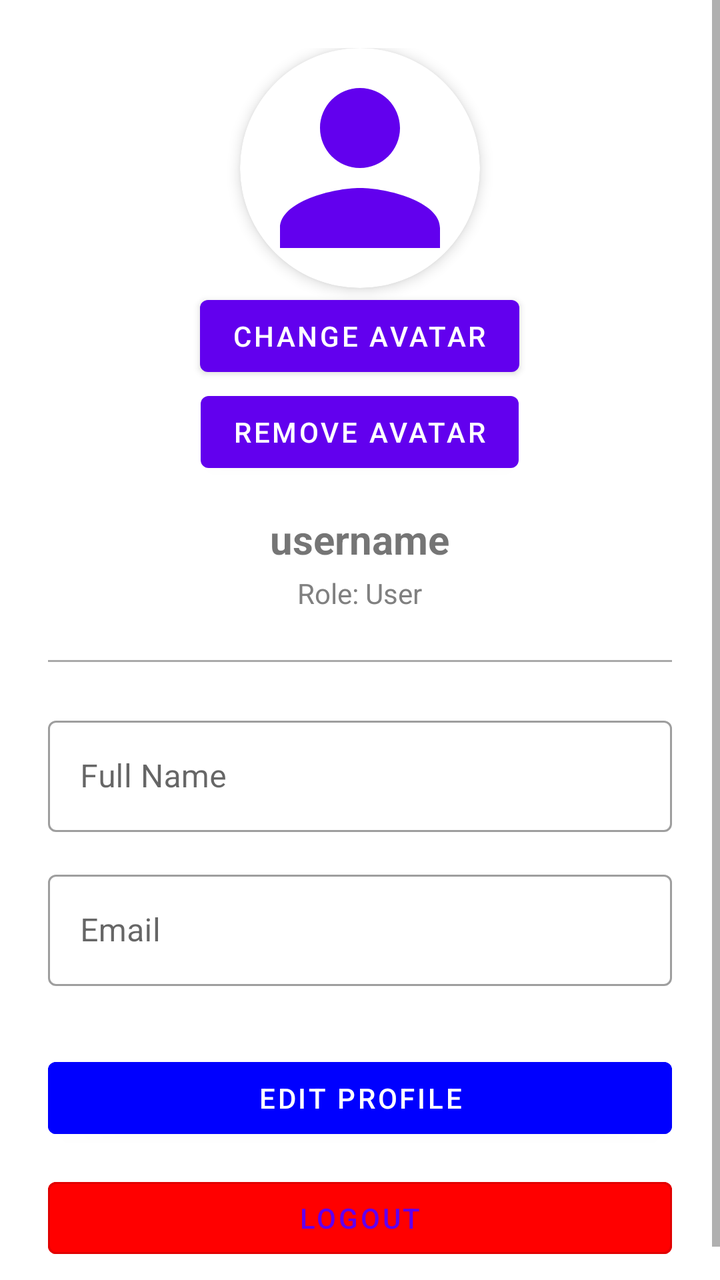
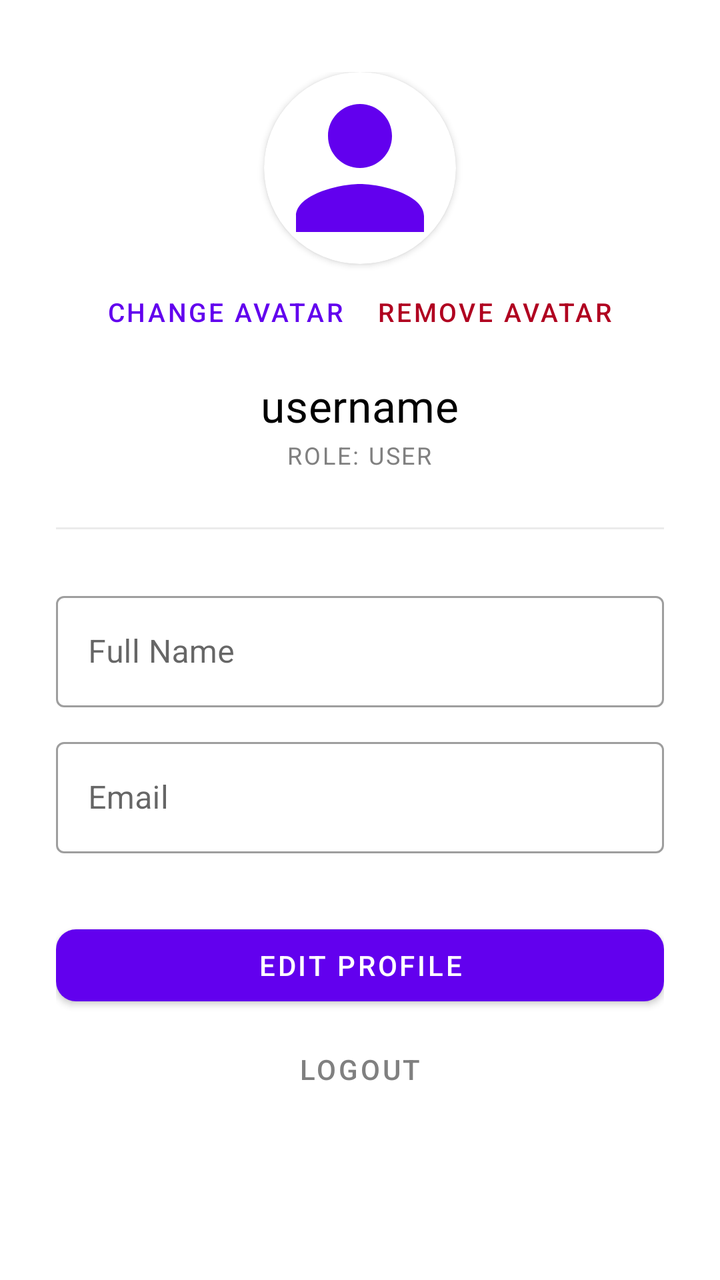

An Android layout rendered at two revisions. The XML below is the earlier revision; the diff shows what the commit changed to produce the second picture.
<!-- AndroidManifest.xml: application theme Theme.Muzea -->
<!-- res/layout/fragment_profile.xml -->
<?xml version="1.0" encoding="utf-8"?>
<ScrollView xmlns:android="http://schemas.android.com/apk/res/android"
    xmlns:app="http://schemas.android.com/apk/res-auto"
    android:layout_width="match_parent"
    android:layout_height="match_parent"
    android:fillViewport="true">

    <LinearLayout
        android:layout_width="match_parent"
        android:layout_height="wrap_content"
        android:orientation="vertical"
        android:padding="24dp">

        
        <com.google.android.material.card.MaterialCardView
            android:layout_width="120dp"
            android:layout_height="120dp"
            android:layout_gravity="center"
            app:cardCornerRadius="60dp"
            app:cardElevation="4dp">

            <ImageView
                android:id="@+id/ivAvatar"
                android:layout_width="match_parent"
                android:layout_height="match_parent"
                android:src="@drawable/ic_default_avatar"
                android:scaleType="centerCrop" />

        </com.google.android.material.card.MaterialCardView>

        <Button
            android:id="@+id/btnChangeAvatar"
            android:layout_width="wrap_content"
            android:layout_height="wrap_content"
            android:layout_gravity="center"
            android:text="@string/change_avatar" />

        <Button
            android:id="@+id/btnDeleteAvatar"
            android:layout_width="wrap_content"
            android:layout_height="wrap_content"
            android:layout_gravity="center"
            android:text="@string/delete_avatar" />

        <ProgressBar
            android:id="@+id/avatarProgress"
            android:layout_width="wrap_content"
            android:layout_height="wrap_content"
            android:layout_gravity="center"
            android:visibility="gone" />

        <TextView
            android:id="@+id/tvAvatarError"
            android:layout_width="match_parent"
            android:layout_height="wrap_content"
            android:gravity="center"
            android:textColor="@color/red"
            android:visibility="gone" />

        <Button
            android:id="@+id/btnRetryAvatar"
            android:layout_width="wrap_content"
            android:layout_height="wrap_content"
            android:layout_gravity="center"
            android:text="@string/retry_avatar"
            android:visibility="gone" />

        
        <TextView
            android:id="@+id/tvUsername"
            android:layout_width="wrap_content"
            android:layout_height="wrap_content"
            android:layout_gravity="center"
            android:layout_marginTop="16dp"
            android:text="username"
            android:textSize="20sp"
            android:textStyle="bold" />

        
        <TextView
            android:id="@+id/tvRole"
            android:layout_width="wrap_content"
            android:layout_height="wrap_content"
            android:layout_gravity="center"
            android:layout_marginTop="4dp"
            android:text="Role: User"
            android:textColor="@color/gray"
            android:textSize="14sp" />

        <View
            android:layout_width="match_parent"
            android:layout_height="1dp"
            android:layout_marginVertical="24dp"
            android:background="@android:color/darker_gray" />

        
        <com.google.android.material.textfield.TextInputLayout
            android:layout_width="match_parent"
            android:layout_height="wrap_content"
            android:hint="Full Name"
            style="@style/Widget.MaterialComponents.TextInputLayout.OutlinedBox">

            <com.google.android.material.textfield.TextInputEditText
                android:id="@+id/etFullName"
                android:layout_width="match_parent"
                android:layout_height="wrap_content"
                android:enabled="false"
                android:inputType="textPersonName" />

        </com.google.android.material.textfield.TextInputLayout>

        
        <com.google.android.material.textfield.TextInputLayout
            android:layout_width="match_parent"
            android:layout_height="wrap_content"
            android:layout_marginTop="16dp"
            android:hint="Email"
            style="@style/Widget.MaterialComponents.TextInputLayout.OutlinedBox">

            <com.google.android.material.textfield.TextInputEditText
                android:id="@+id/etEmail"
                android:layout_width="match_parent"
                android:layout_height="wrap_content"
                android:enabled="false"
                android:inputType="textEmailAddress" />

        </com.google.android.material.textfield.TextInputLayout>

        
        <LinearLayout
            android:layout_width="match_parent"
            android:layout_height="wrap_content"
            android:layout_marginTop="32dp"
            android:orientation="vertical">

            <Button
                android:id="@+id/btnEditProfile"
                android:layout_width="match_parent"
                android:layout_height="wrap_content"
                android:text="Edit Profile"
                android:backgroundTint="@color/blue" />

            <Button
                android:id="@+id/btnLogout"
                android:layout_width="match_parent"
                android:layout_height="wrap_content"
                android:layout_marginTop="12dp"
                android:text="Logout"
                android:backgroundTint="@color/red"
                style="@style/Widget.MaterialComponents.Button.OutlinedButton" />

        </LinearLayout>

        
        <TextView
            android:id="@+id/tvError"
            android:layout_width="match_parent"
            android:layout_height="wrap_content"
            android:layout_marginTop="16dp"
            android:gravity="center"
            android:textColor="@color/red"
            android:visibility="gone" />

        
        <ProgressBar
            android:id="@+id/progressBar"
            android:layout_width="wrap_content"
            android:layout_height="wrap_content"
            android:layout_gravity="center"
            android:layout_marginTop="16dp"
            android:visibility="gone" />

    </LinearLayout>

</ScrollView>
<!-- resources referenced by this layout -->
<resources>
  <color name="blue">#FF0000FF</color>
  <color name="gray">#FF808080</color>
  <color name="red">#FFFF0000</color>
  <!-- drawable ic_default_avatar (drawable) -->
  <vector xmlns:android="http://schemas.android.com/apk/res/android"
      android:width="24dp"
      android:height="24dp"
      android:viewportWidth="24"
      android:viewportHeight="24">
      <path
          android:fillColor="#FF6200EE"
          android:pathData="M12,12c2.21,0 4,-1.79 4,-4s-1.79,-4 -4,-4 -4,1.79 -4,4 1.79,4 4,4zM12,14c-2.67,0 -8,1.34 -8,4v2h16v-2c0,-2.66 -5.33,-4 -8,-4z"/>
  </vector>
  <string name="change_avatar">Change avatar</string>
  <string name="delete_avatar">Remove avatar</string>
  <string name="retry_avatar">Reload avatar</string>
  <style name="Theme.Muzea" parent="Theme.MaterialComponents.DayNight.NoActionBar">
          <item name="colorPrimary">@color/purple_500</item>
          <item name="colorPrimaryVariant">@color/purple_700</item>
          <item name="colorOnPrimary">@color/white</item>
          <item name="colorSecondary">@color/teal_200</item>
          <item name="colorSecondaryVariant">@color/teal_700</item>
          <item name="colorOnSecondary">@color/black</item>
          <item name="android:statusBarColor">?attr/colorPrimaryVariant</item>
  
          
          <item name="materialButtonStyle">@style/Widget.MaterialComponents.Button</item>
          <item name="materialCardViewStyle">@style/Widget.MaterialComponents.CardView</item>
      </style>
  <color name="purple_500">#FF6200EE</color>
  <color name="purple_700">#FF3700B3</color>
  <color name="white">#FFFFFFFF</color>
  <color name="teal_200">#FF03DAC5</color>
  <color name="teal_700">#FF018786</color>
  <color name="black">#FF000000</color>
</resources>

<!-- the commit's change to res/layout/fragment_profile.xml (unified diff, before → after) -->
@@ -9,44 +9,62 @@
         android:layout_width="match_parent"
         android:layout_height="wrap_content"
         android:orientation="vertical"
-        android:padding="24dp">
+        android:paddingHorizontal="28dp"
+        android:paddingVertical="36dp">
 
         
         <com.google.android.material.card.MaterialCardView
-            android:layout_width="120dp"
-            android:layout_height="120dp"
-            android:layout_gravity="center"
-            app:cardCornerRadius="60dp"
-            app:cardElevation="4dp">
+            android:layout_width="96dp"
+            android:layout_height="96dp"
+            android:layout_gravity="center_horizontal"
+            app:cardCornerRadius="48dp"
+            app:cardElevation="2dp"
+            app:cardBackgroundColor="@color/white">
 
             <ImageView
                 android:id="@+id/ivAvatar"
                 android:layout_width="match_parent"
                 android:layout_height="match_parent"
-                android:src="@drawable/ic_default_avatar"
-                android:scaleType="centerCrop" />
+                android:scaleType="centerCrop"
+                android:src="@drawable/ic_default_avatar" />
 
         </com.google.android.material.card.MaterialCardView>
 
-        <Button
-            android:id="@+id/btnChangeAvatar"
-            android:layout_width="wrap_content"
-            android:layout_height="wrap_content"
-            android:layout_gravity="center"
-            android:text="@string/change_avatar" />
-
-        <Button
-            android:id="@+id/btnDeleteAvatar"
-            android:layout_width="wrap_content"
-            android:layout_height="wrap_content"
-            android:layout_gravity="center"
-            android:text="@string/delete_avatar" />
+        
+        <LinearLayout
+            android:layout_width="wrap_content"
+            android:layout_height="wrap_content"
+            android:layout_gravity="center_horizontal"
+            android:layout_marginTop="4dp"
+            android:orientation="horizontal">
+
+            <com.google.android.material.button.MaterialButton
+                android:id="@+id/btnChangeAvatar"
+                style="@style/Widget.MaterialComponents.Button.TextButton"
+                android:layout_width="wrap_content"
+                android:layout_height="wrap_content"
+                android:minHeight="40dp"
+                android:text="@string/change_avatar"
+                android:textSize="13sp" />
+
+            <com.google.android.material.button.MaterialButton
+                android:id="@+id/btnDeleteAvatar"
+                style="@style/Widget.MaterialComponents.Button.TextButton"
+                android:layout_width="wrap_content"
+                android:layout_height="wrap_content"
+                android:minHeight="40dp"
+                android:text="@string/delete_avatar"
+                android:textColor="?attr/colorError"
+                android:textSize="13sp" />
+
+        </LinearLayout>
 
         <ProgressBar
             android:id="@+id/avatarProgress"
-            android:layout_width="wrap_content"
-            android:layout_height="wrap_content"
-            android:layout_gravity="center"
+            android:layout_width="24dp"
+            android:layout_height="24dp"
+            android:layout_gravity="center_horizontal"
+            android:indeterminateTint="?attr/colorPrimary"
             android:visibility="gone" />
 
         <TextView
@@ -54,15 +72,18 @@
             android:layout_width="match_parent"
             android:layout_height="wrap_content"
             android:gravity="center"
-            android:textColor="@color/red"
-            android:visibility="gone" />
-
-        <Button
+            android:textColor="?attr/colorError"
+            android:textSize="13sp"
+            android:visibility="gone" />
+
+        <com.google.android.material.button.MaterialButton
             android:id="@+id/btnRetryAvatar"
-            android:layout_width="wrap_content"
-            android:layout_height="wrap_content"
-            android:layout_gravity="center"
+            style="@style/Widget.MaterialComponents.Button.TextButton"
+            android:layout_width="wrap_content"
+            android:layout_height="wrap_content"
+            android:layout_gravity="center_horizontal"
             android:text="@string/retry_avatar"
+            android:textSize="13sp"
             android:visibility="gone" />
 
         
@@ -70,59 +91,65 @@
             android:id="@+id/tvUsername"
             android:layout_width="wrap_content"
             android:layout_height="wrap_content"
-            android:layout_gravity="center"
-            android:layout_marginTop="16dp"
+            android:layout_gravity="center_horizontal"
+            android:layout_marginTop="12dp"
+            android:letterSpacing="0.01"
             android:text="username"
-            android:textSize="20sp"
-            android:textStyle="bold" />
+            android:textColor="@android:color/black"
+            android:textFontWeight="500"
+            android:textSize="22sp" />
 
         
         <TextView
             android:id="@+id/tvRole"
             android:layout_width="wrap_content"
             android:layout_height="wrap_content"
-            android:layout_gravity="center"
-            android:layout_marginTop="4dp"
+            android:layout_gravity="center_horizontal"
+            android:layout_marginTop="2dp"
+            android:letterSpacing="0.08"
             android:text="Role: User"
+            android:textAllCaps="true"
             android:textColor="@color/gray"
-            android:textSize="14sp" />
+            android:textSize="12sp" />
 
         <View
             android:layout_width="match_parent"
             android:layout_height="1dp"
-            android:layout_marginVertical="24dp"
-            android:background="@android:color/darker_gray" />
+            android:layout_marginVertical="28dp"
+            android:background="#14000000" />
 
         
         <com.google.android.material.textfield.TextInputLayout
-            android:layout_width="match_parent"
-            android:layout_height="wrap_content"
-            android:hint="Full Name"
-            style="@style/Widget.MaterialComponents.TextInputLayout.OutlinedBox">
+            style="@style/Widget.MaterialComponents.TextInputLayout.OutlinedBox"
+            android:layout_width="match_parent"
+            android:layout_height="wrap_content"
+            android:hint="Full Name">
 
             <com.google.android.material.textfield.TextInputEditText
                 android:id="@+id/etFullName"
                 android:layout_width="match_parent"
                 android:layout_height="wrap_content"
                 android:enabled="false"
-                android:inputType="textPersonName" />
+                android:inputType="textPersonName"
+                android:maxLines="1" />
 
         </com.google.android.material.textfield.TextInputLayout>
 
         
         <com.google.android.material.textfield.TextInputLayout
-            android:layout_width="match_parent"
-            android:layout_height="wrap_content"
-            android:layout_marginTop="16dp"
-            android:hint="Email"
-            style="@style/Widget.MaterialComponents.TextInputLayout.OutlinedBox">
+            style="@style/Widget.MaterialComponents.TextInputLayout.OutlinedBox"
+            android:layout_width="match_parent"
+            android:layout_height="wrap_content"
+            android:layout_marginTop="12dp"
+            android:hint="Email">
 
             <com.google.android.material.textfield.TextInputEditText
                 android:id="@+id/etEmail"
                 android:layout_width="match_parent"
                 android:layout_height="wrap_content"
                 android:enabled="false"
-                android:inputType="textEmailAddress" />
+                android:inputType="textEmailAddress"
+                android:maxLines="1" />
 
         </com.google.android.material.textfield.TextInputLayout>
 
@@ -133,21 +160,22 @@
             android:layout_marginTop="32dp"
             android:orientation="vertical">
 
-            <Button
+            <com.google.android.material.button.MaterialButton
                 android:id="@+id/btnEditProfile"
                 android:layout_width="match_parent"
                 android:layout_height="wrap_content"
                 android:text="Edit Profile"
-                android:backgroundTint="@color/blue" />
-
-            <Button
+                app:cornerRadius="10dp" />
+
+            <com.google.android.material.button.MaterialButton
                 android:id="@+id/btnLogout"
-                android:layout_width="match_parent"
-                android:layout_height="wrap_content"
-                android:layout_marginTop="12dp"
+                style="@style/Widget.MaterialComponents.Button.TextButton"
+                android:layout_width="match_parent"
+                android:layout_height="wrap_content"
+                android:layout_marginTop="4dp"
                 android:text="Logout"
-                android:backgroundTint="@color/red"
-                style="@style/Widget.MaterialComponents.Button.OutlinedButton" />
+                android:textColor="@color/gray"
+                android:textSize="14sp" />
 
         </LinearLayout>
 
@@ -158,7 +186,8 @@
             android:layout_height="wrap_content"
             android:layout_marginTop="16dp"
             android:gravity="center"
-            android:textColor="@color/red"
+            android:textColor="?attr/colorError"
+            android:textSize="13sp"
             android:visibility="gone" />
 
         
@@ -166,8 +195,9 @@
             android:id="@+id/progressBar"
             android:layout_width="wrap_content"
             android:layout_height="wrap_content"
-            android:layout_gravity="center"
-            android:layout_marginTop="16dp"
+            android:layout_gravity="center_horizontal"
+            android:layout_marginTop="20dp"
+            android:indeterminateTint="?attr/colorPrimary"
             android:visibility="gone" />
 
     </LinearLayout>
<!-- resource entries referenced after the edit -->
@@ -1,8 +1,6 @@
 <!-- resources referenced by this layout -->
 <resources>
-  <color name="blue">#FF0000FF</color>
   <color name="gray">#FF808080</color>
-  <color name="red">#FFFF0000</color>
   <!-- drawable ic_default_avatar (drawable) -->
   <vector xmlns:android="http://schemas.android.com/apk/res/android"
       android:width="24dp"
